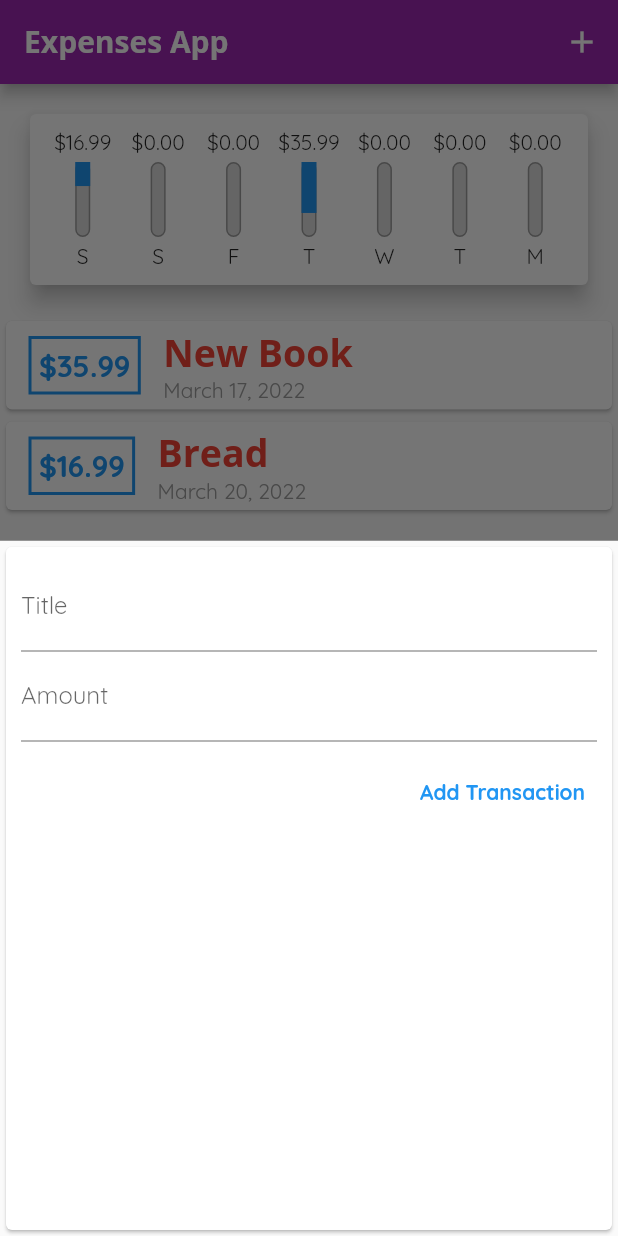
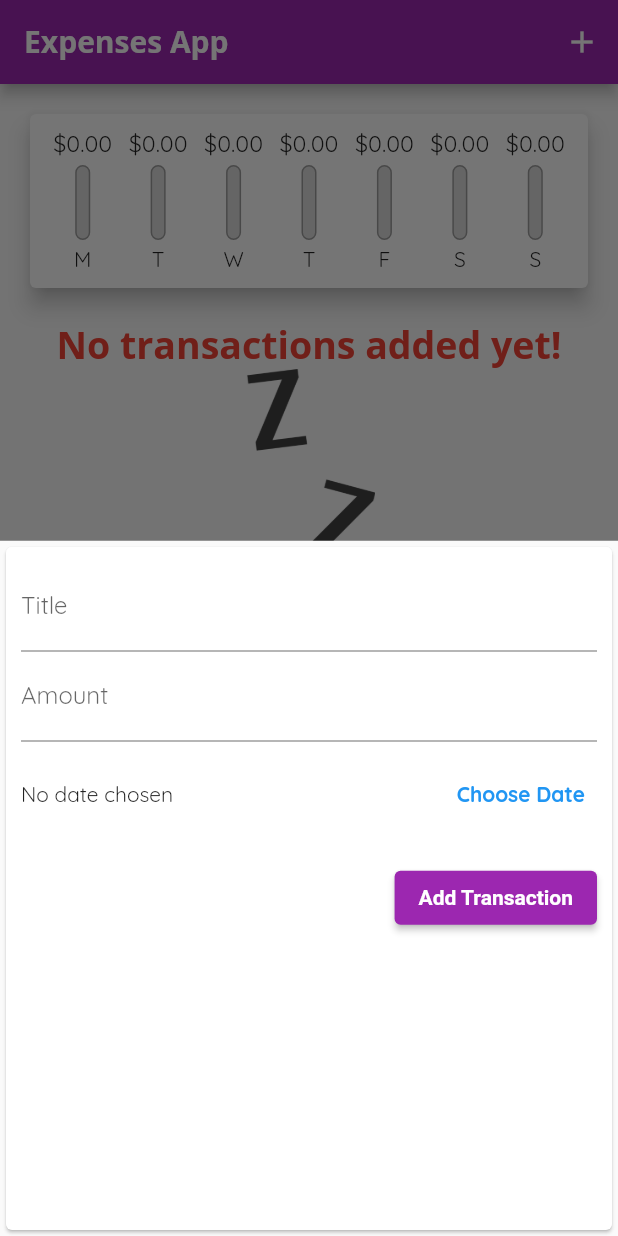
Before and after one commit to rkhaskin/flutter_expense_app, a Flutter app: the screen it shows after launch, after a tap on the "add" icon, on a phone screen of 412 x 824 dp. Run offline on Flutter 3.47's test engine with Material 2 defaults, Android fonts, the phone set to English and light mode, and no system bars.

Commit message:
finished section 4

```diff
--- a/lib/main.dart
+++ b/lib/main.dart
@@ -1,3 +1,5 @@
+// ignore_for_file: avoid_print
+
 import 'package:flutter/material.dart';
 import './widgets/new_transaction.dart';
 import './widgets/chart.dart';
@@ -17,18 +19,18 @@ class MyApp extends StatefulWidget {
 
 class _MyAppState extends State<MyApp> {
   final List<Transaction> _userTransactions = [
-    Transaction(
-      id: 't1',
-      title: 'New Book',
-      amount: 35.99,
-      date: DateTime.now().subtract(const Duration(days: 3)),
-    ),
-    Transaction(
-      id: 't2',
-      title: 'Bread',
-      amount: 16.99,
-      date: DateTime.now(),
-    )
+    // Transaction(
+    //   id: 't1',
+    //   title: 'New Book',
+    //   amount: 35.99,
+    //   date: DateTime.now().subtract(const Duration(days: 3)),
+    // ),
+    // Transaction(
+    //   id: 't2',
+    //   title: 'Bread',
+    //   amount: 16.99,
+    //   date: DateTime.now(),
+    // )
   ];
 
   List<Transaction> get _recentTransactions {
@@ -38,15 +40,21 @@ class _MyAppState extends State<MyApp> {
     }).toList();
   }
 
-  void _addNewTransaction(String title, double amount) {
+  void _addNewTransaction(String title, double amount, DateTime selectedDate) {
     final newTx = Transaction(
       title: title,
       amount: amount,
-      date: DateTime.now(),
+      date: selectedDate,
       id: DateTime.now().toString(),
     );
     setState(() {
       _userTransactions.add(newTx);
+    });
+  }
+
+  void _deleteTransaction(String id) {
+    setState(() {
+      _userTransactions.removeWhere((tx) => tx.id == id);
     });
   }
 
@@ -76,6 +84,9 @@ class _MyAppState extends State<MyApp> {
             fontSize: 25,
             fontWeight: FontWeight.bold,
             color: Colors.red,
+          ),
+          button: TextStyle(
+            color: Colors.white,
           ),
         ),
         appBarTheme: AppBarTheme(
@@ -108,7 +119,7 @@ class _MyAppState extends State<MyApp> {
           crossAxisAlignment: CrossAxisAlignment.stretch,
           children: [
             Chart(_recentTransactions),
-            TransactionList(_userTransactions),
+            TransactionList(_userTransactions, _deleteTransaction),
           ],
         ),
         floatingActionButton: Builder(builder: (context) {
--- a/lib/widgets/chart.dart
+++ b/lib/widgets/chart.dart
@@ -27,7 +27,7 @@ class Chart extends StatelessWidget {
         'day': DateFormat.E().format(weekDay).substring(0, 1),
         'amount': totalSum,
       };
-    });
+    }).reversed.toList();
   }
 
   double get totalSpending {
--- a/lib/widgets/chart_bar.dart
+++ b/lib/widgets/chart_bar.dart
@@ -14,7 +14,11 @@ class ChartBar extends StatelessWidget {
     print('$label $spendingAmount $spendingPctOfTotal');
     return Column(
       children: [
-        FittedBox(child: Text('\$${spendingAmount.toStringAsFixed(2)}')),
+        Container(
+          height: 20,
+          child:
+              FittedBox(child: Text('\$${spendingAmount.toStringAsFixed(2)}')),
+        ),
         const SizedBox(
           height: 4,
         ),
--- a/lib/widgets/new_transaction.dart
+++ b/lib/widgets/new_transaction.dart
@@ -1,4 +1,5 @@
 import 'package:flutter/material.dart';
+import 'package:intl/intl.dart';
 
 class NewTransaction extends StatefulWidget {
   final Function addTransaction;
@@ -10,17 +11,32 @@ class NewTransaction extends StatefulWidget {
 
 class _NewTransactionState extends State<NewTransaction> {
   final titleController = TextEditingController();
+  final amountController = TextEditingController();
+  DateTime? _selectedDate;
 
-  final amountController = TextEditingController();
+  void _presentDatePicker() {
+    // stateful class has global property
+    showDatePicker(
+            context: context,
+            initialDate: DateTime.now(),
+            firstDate: DateTime(2022),
+            lastDate: DateTime.now())
+        .then((selectedDate) {
+      if (selectedDate == null) return;
+      setState(() {
+        _selectedDate = selectedDate;
+      });
+    });
+  }
 
   void submitData() {
     final enteredTitle = titleController.text;
     final enteredAmount = double.parse(amountController.text);
 
-    if (enteredTitle.isEmpty || enteredAmount < 0) {
+    if (enteredTitle.isEmpty || enteredAmount < 0 || _selectedDate == null) {
       return;
     }
-    widget.addTransaction(enteredTitle, enteredAmount);
+    widget.addTransaction(enteredTitle, enteredAmount, _selectedDate);
 
     // close top-most modal;
     Navigator.of(context).pop();
@@ -47,23 +63,46 @@ class _NewTransactionState extends State<NewTransaction> {
               onSubmitted: (_) => submitData(),
             ),
             Container(
+              height: 70,
+              child: Row(
+                children: [
+                  Expanded(
+                    child: Text(
+                      _selectedDate == null
+                          ? 'No date chosen'
+                          : DateFormat.yMd().format(_selectedDate!),
+                    ),
+                  ),
+                  TextButton(
+                    onPressed: _presentDatePicker,
+                    child: const Text('Choose Date',
+                        style: TextStyle(
+                          fontWeight: FontWeight.bold,
+                        )),
+                    style: TextButton.styleFrom(
+                      primary: Theme.of(context).primaryColor,
+                    ),
+                  ),
+                ],
+              ),
+            ),
+            Container(
               margin: const EdgeInsetsDirectional.only(top: 10, bottom: 10),
-              child: TextButton(
+              child: ElevatedButton(
                   onPressed: submitData,
-                child: Text(
-                  'Add Transaction',
-                  style: TextStyle(
-                    color: Theme.of(context).primaryColor,
+                  child: const Text('Add Transaction'),
+                  style: ElevatedButton.styleFrom(
+                    textStyle: TextStyle(
+                      color: Theme.of(context).textTheme.button?.color,
                       fontWeight: FontWeight.bold,
                     ),
-                ),
+                  )),
               // style: ButtonStyle(
 
               //   foregroundColor:
               //       MaterialStateProperty.all<Color>(Colors.purple),
               // ),
             ),
-            )
           ],
         ),
       ),
--- a/lib/widgets/transaction_list.dart
+++ b/lib/widgets/transaction_list.dart
@@ -4,7 +4,10 @@ import '../models/transaction.dart';
 
 class TransactionList extends StatelessWidget {
   final List<Transaction> transactionList;
-  const TransactionList(this.transactionList, {Key? key}) : super(key: key);
+  final Function deleteTransaction;
+  const TransactionList(this.transactionList, this.deleteTransaction,
+      {Key? key})
+      : super(key: key);
 
   @override
   Widget build(BuildContext context) {
@@ -22,43 +25,30 @@ class TransactionList extends StatelessWidget {
           : ListView.builder(
               itemBuilder: (ctx, index) {
                 return Card(
-                    child: Row(
-                  children: [
-                    Container(
-                      padding: const EdgeInsets.all(5),
-                      decoration: BoxDecoration(
-                          border: Border.all(
-                        color: Theme.of(context).primaryColor,
-                        width: 2,
-                      )),
-                      margin: const EdgeInsets.symmetric(
-                          vertical: 10, horizontal: 15),
-                      child: Text(
-                          '\$${transactionList[index].amount.toStringAsFixed(2)}',
-                          style: TextStyle(
-                            fontWeight: FontWeight.bold,
-                            fontSize: 20,
-                            color: Theme.of(context).primaryColor,
-                          )),
+                  elevation: 5,
+                  margin:
+                      const EdgeInsets.symmetric(vertical: 8, horizontal: 5),
+                  child: ListTile(
+                    leading: CircleAvatar(
+                      radius: 30,
+                      child: Padding(
+                        padding: const EdgeInsets.all(6),
+                        child: FittedBox(
+                            child: Text('\$${transactionList[index].amount}')),
+                      ),
                     ),
-                    Column(
-                      crossAxisAlignment: CrossAxisAlignment.start,
-                      children: [
-                        Text(
-                          transactionList[index].title,
-                          // pull style from global theme headline6
-                          style: Theme.of(context).textTheme.headline6,
-                        ),
-                        Text(
-                            DateFormat.yMMMMd()
-                                .format(transactionList[index].date),
-                            style: const TextStyle(
-                              color: Colors.grey,
-                            )),
-                      ],
-                    )
-                  ],
-                ));
+                    title: Text(transactionList[index].title,
+                        style: Theme.of(ctx).textTheme.headline6),
+                    subtitle: Text(
+                        DateFormat.yMMMd().format(transactionList[index].date)),
+                    trailing: IconButton(
+                      icon: const Icon(Icons.delete),
+                      color: Theme.of(context).errorColor,
+                      onPressed: () =>
+                          deleteTransaction(transactionList[index].id),
+                    ),
+                  ),
+                );
               },
               itemCount: transactionList.length,
             ),
```
Lines whose indentation alone changed are shown as unchanged.
